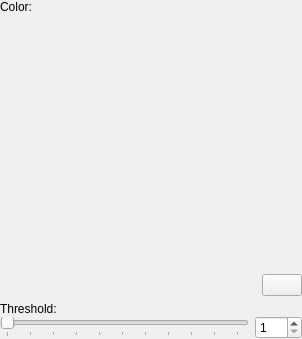
Above: krita/plugins/filters/colors/wdgcolortoalphabase.ui from KDE/krita before the change. Below: the same form after it.
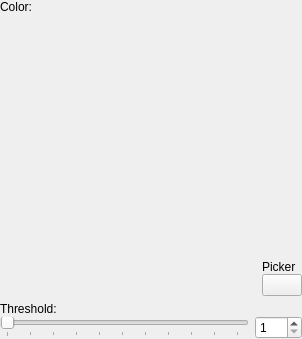
That is the form after the change. Custom widgets are drawn as their Qt base class.

Commit message:
Improve layout of colortoalpha
Patch by Scott Petrovic

```diff
--- a/krita/plugins/filters/colors/wdgcolortoalphabase.ui
+++ b/krita/plugins/filters/colors/wdgcolortoalphabase.ui
@@ -102,6 +102,13 @@
           </property>
          </spacer>
         </item>
+        <item>
+         <widget class="QLabel" name="pickerLabel">
+          <property name="text">
+           <string>Picker</string>
+          </property>
+         </widget>
+        </item>
         <item>
          <widget class="KColorButton" name="btnCustomColor">
           <property name="maximumSize">
```
Left out of the diff: 28 changed lines with no effect on the pictures.
